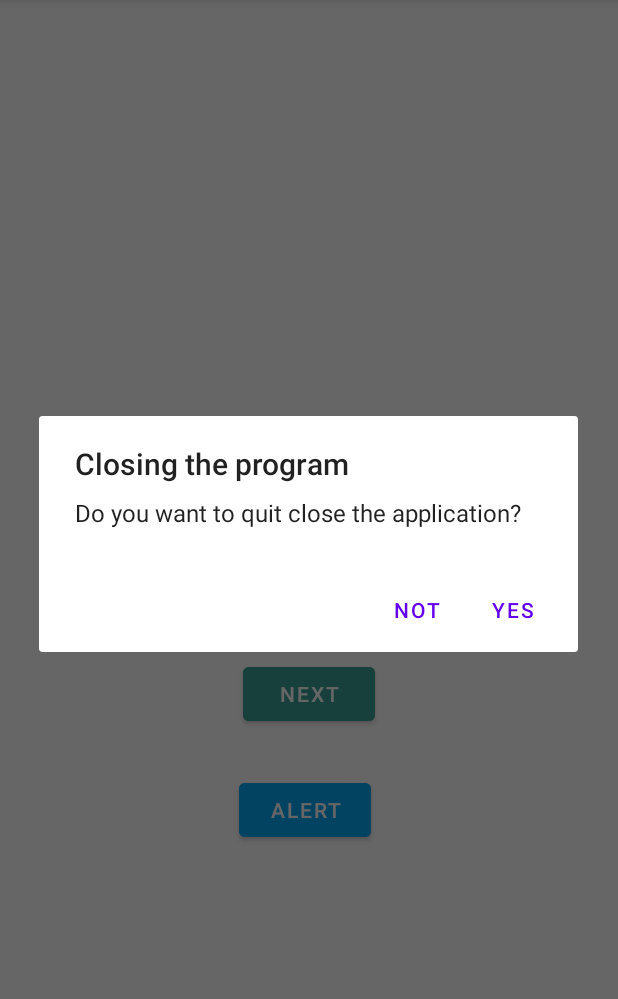
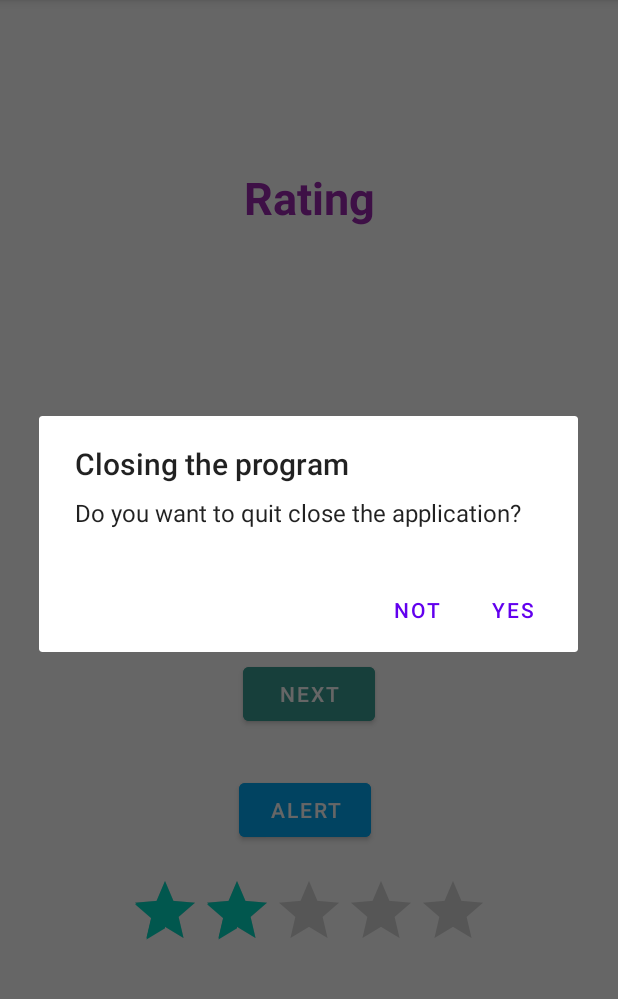
Before and after one commit to SamuilOlegovich/Vedroid, an Android app: the screen it shows after launch (MainActivity), after a tap on "ALERT", on a phone screen of 412 x 824 dp, the part 84-1083 px from its top. Run offline under Robolectric (Android 15) with nearby library versions, the phone set to English and light mode, and no system bars; 1 other tap on this screen came first.

Commit message:
Рейтинг

```diff
--- a/app/src/main/java/com/vedroid/MainActivity.java
+++ b/app/src/main/java/com/vedroid/MainActivity.java
@@ -10,6 +10,8 @@ import android.content.res.ColorStateList;
 import android.graphics.Color;
 import android.widget.EditText;
 import android.widget.Button;
+import android.widget.RatingBar;
+import android.widget.TextView;
 import android.widget.Toast;
 import android.view.View;
 import android.os.Bundle;
@@ -19,7 +21,8 @@ import android.os.Bundle;
 public class MainActivity extends AppCompatActivity {
     private Button  button, nextButton, alert;
     private EditText password;
-
+    private TextView textShow;
+    private RatingBar rating;
 
 
     @Override
@@ -37,9 +40,11 @@ public class MainActivity extends AppCompatActivity {
         // находим и назначаем поле
         password = (EditText) findViewById(R.id.editTextPassword);
         // находим и назначаем кнопку
+        nextButton = (Button) findViewById(R.id.nextButton);
+        rating = (RatingBar) findViewById(R.id.ratingBar);
+        textShow = (TextView) findViewById(R.id.rating);
+        button = (Button) findViewById(R.id.button);
         alert = (Button) findViewById(R.id.alert);
-        button = (Button) findViewById(R.id.button);
-        nextButton = (Button) findViewById(R.id.nextButton);
 
         // добавляем обработчика событий енопке
         button.setOnClickListener(
@@ -113,6 +118,15 @@ public class MainActivity extends AppCompatActivity {
                     }
                 }
         );
+        // срабатывает при изменении рейтинга
+        rating.setOnRatingBarChangeListener(
+                new RatingBar.OnRatingBarChangeListener() {
+                    @Override
+                    public void onRatingChanged(RatingBar ratingBar, float rating, boolean fromUser) {
+                        textShow.setText(String.valueOf(rating));
+                    }
+                }
+        );
     }
 
 
--- a/app/src/main/res/layout/activity_main.xml
+++ b/app/src/main/res/layout/activity_main.xml
@@ -57,4 +57,31 @@
         app:layout_constraintStart_toStartOf="parent"
         app:layout_constraintTop_toTopOf="parent"
         app:layout_constraintVertical_bias="0.0" />
+
+    <RatingBar
+        android:id="@+id/ratingBar"
+        android:layout_width="wrap_content"
+        android:layout_height="wrap_content"
+        android:layout_marginTop="19dp"
+        android:rating="2"
+        android:stepSize="0.5"
+        app:layout_constraintEnd_toEndOf="parent"
+        app:layout_constraintStart_toStartOf="parent"
+        app:layout_constraintTop_toBottomOf="@+id/alert" />
+
+    <TextView
+        android:id="@+id/rating"
+        android:layout_width="wrap_content"
+        android:layout_height="wrap_content"
+        android:layout_marginTop="111dp"
+        android:layout_marginBottom="112dp"
+        android:text="Rating"
+        android:textAlignment="center"
+        android:textColor="#9C27B0"
+        android:textSize="30sp"
+        android:textStyle="bold"
+        app:layout_constraintBottom_toTopOf="@+id/editTextPassword"
+        app:layout_constraintEnd_toEndOf="parent"
+        app:layout_constraintStart_toStartOf="parent"
+        app:layout_constraintTop_toTopOf="parent" />
 </androidx.constraintlayout.widget.ConstraintLayout>
```
